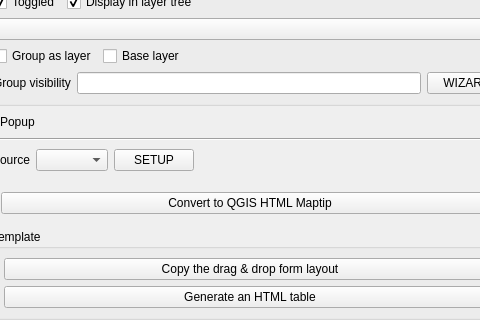
Qt form lizmap/resources/ui/ui_lizmap.ui (3liz/lizmap-plugin) before a commit; both pictures show x 616 to 1096 and y 303 to 623 of the 1200 by 900 pixel window.
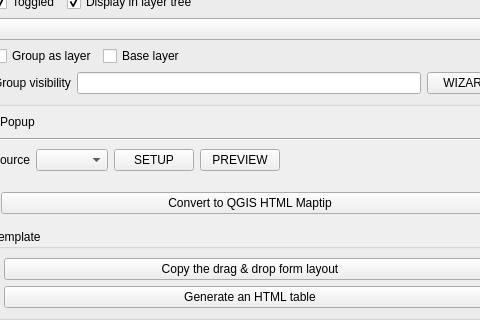
The same form after that commit. The open tabs and pages were chosen to show the change. Custom widgets are drawn as their Qt base class.

Commit message: UX - Add a new dock for HTML maptip preview

```diff
--- a/lizmap/resources/ui/ui_lizmap.ui
+++ b/lizmap/resources/ui/ui_lizmap.ui
@@ -1735,6 +1735,13 @@
                              </property>
                             </widget>
                            </item>
+                           <item>
+                            <widget class="QPushButton" name="button_maptip_preview">
+                             <property name="text">
+                              <string notr="true">PREVIEW</string>
+                             </property>
+                            </widget>
+                           </item>
                            <item>
                             <spacer name="horizontalSpacer_2">
                              <property name="orientation">
```
The commit also changes 3 other files.
